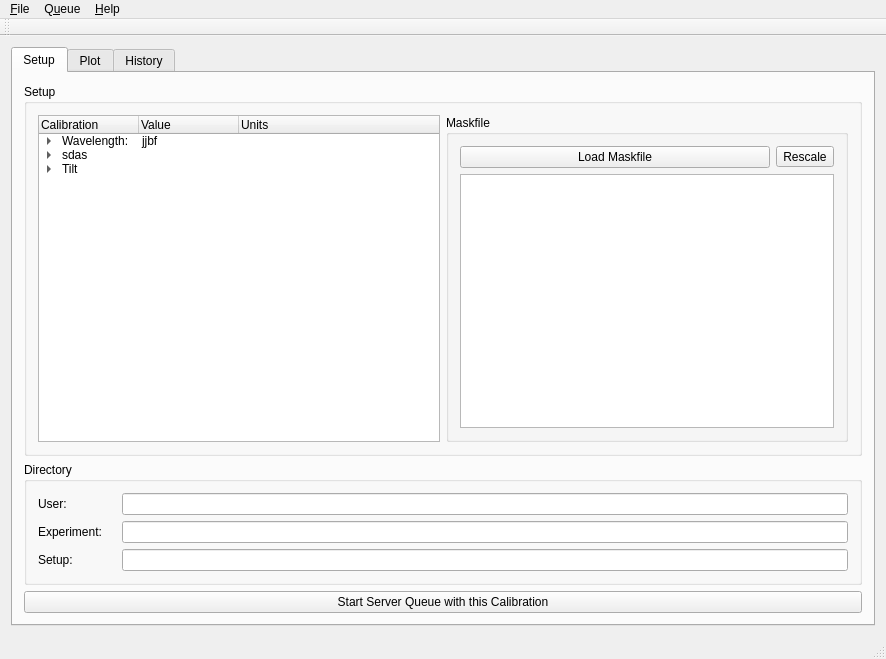
First picture: the form in SAXS/LeashMW.ui, repository maxburian/SAXS_py3, before the edit.
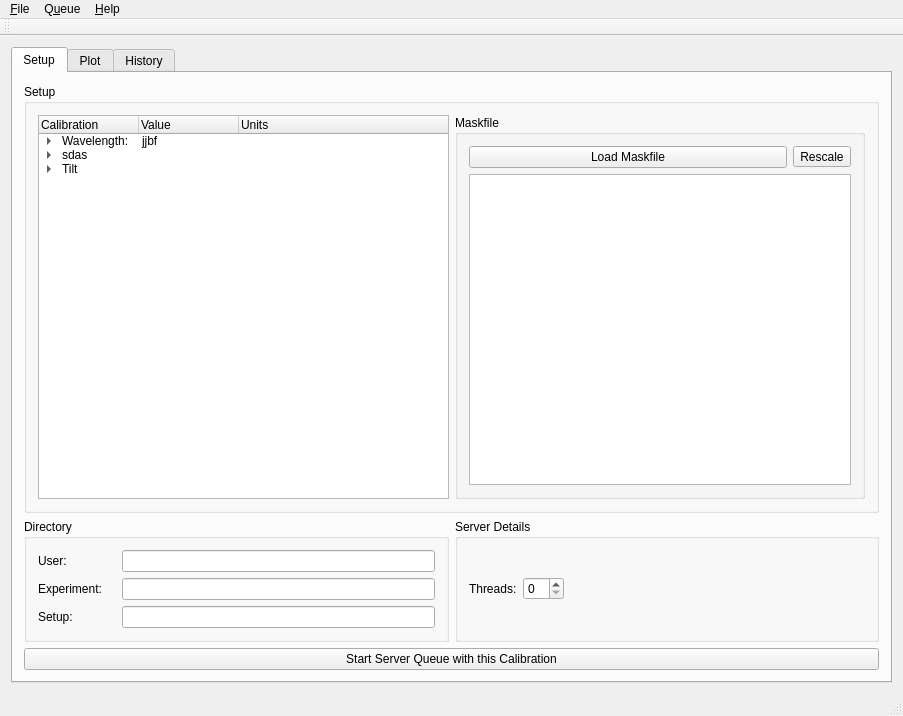
Second picture: the form after the edit. The open tabs and pages were chosen to show the change.

Commit message: set num threads from client

Diff of the .ui file:
```diff
--- a/SAXS/LeashMW.ui
+++ b/SAXS/LeashMW.ui
@@ -6,8 +6,8 @@
    <rect>
     <x>0</x>
     <y>0</y>
-    <width>886</width>
-    <height>659</height>
+    <width>903</width>
+    <height>716</height>
    </rect>
   </property>
   <property name="windowTitle">
@@ -159,6 +159,8 @@
            </widget>
           </item>
           <item row="3" column="0">
+           <layout class="QHBoxLayout" name="horizontalLayout_15">
+            <item>
            <widget class="QGroupBox" name="groupBox_2">
             <property name="title">
              <string>Directory</string>
@@ -201,6 +203,44 @@
             </layout>
            </widget>
           </item>
+            <item>
+             <widget class="QGroupBox" name="groupBox_8">
+              <property name="title">
+               <string>Server Details</string>
+              </property>
+              <layout class="QHBoxLayout" name="horizontalLayout_13">
+               <item>
+                <layout class="QHBoxLayout" name="horizontalLayout_3">
+                 <item>
+                  <widget class="QLabel" name="label">
+                   <property name="text">
+                    <string>Threads:</string>
+                   </property>
+                  </widget>
+                 </item>
+                 <item>
+                  <widget class="QSpinBox" name="Threads"/>
+                 </item>
+                </layout>
+               </item>
+               <item>
+                <spacer name="horizontalSpacer">
+                 <property name="orientation">
+                  <enum>Qt::Horizontal</enum>
+                 </property>
+                 <property name="sizeHint" stdset="0">
+                  <size>
+                   <width>40</width>
+                   <height>20</height>
+                  </size>
+                 </property>
+                </spacer>
+               </item>
+              </layout>
+             </widget>
+            </item>
+           </layout>
+          </item>
          </layout>
         </item>
         <item>
@@ -324,8 +364,8 @@
     <rect>
      <x>0</x>
      <y>0</y>
-     <width>886</width>
-     <height>25</height>
+     <width>903</width>
+     <height>21</height>
     </rect>
    </property>
    <widget class="QMenu" name="menuSAXS_Leash">
```
Left out of the diff: 9 changed lines with no effect on the pictures. Lines whose indentation alone changed are shown as unchanged. The commit also changes 6 other files.
